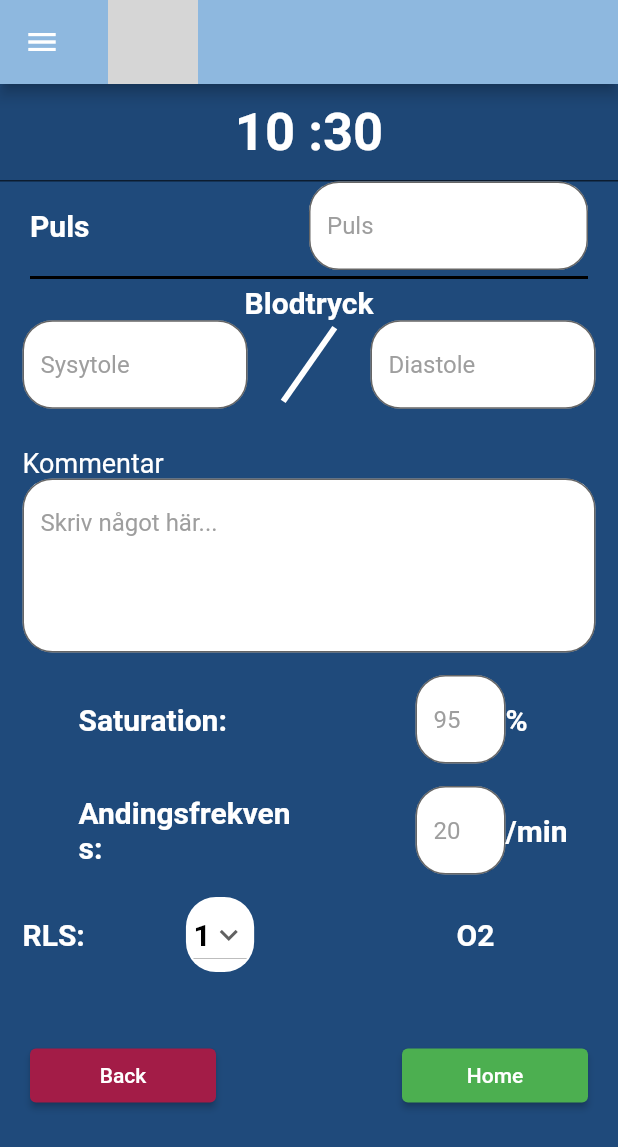
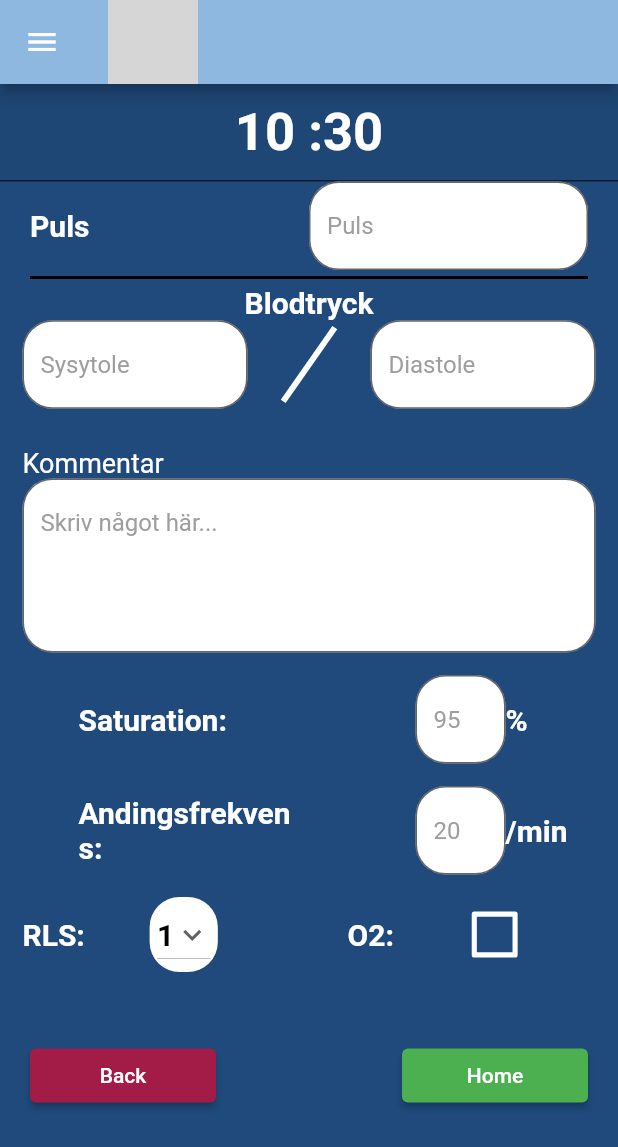
Before and after one commit to pontanVB/RunProof, a Flutter app: the FormPage3 screen opened directly, on a phone screen of 412 x 824 dp. Shown: the top 1147 px of the screen. Run offline on Flutter 3.47's test engine with Material 2 defaults, Android fonts, the phone set to English and light mode, and no system bars; our stand-ins replace drop_shadow_image, firebase_auth, firebase_core, firebase_database, percent_indicator, shared_preferences; accounts and stored records are empty; network calls fail; project files that could hold a hidden picture were left out; grey boxes are pictures that could not be loaded.

Commit message:
add theme in main to make checkbox border white

```diff
--- a/runproof/lib/pages/form_page3.dart
+++ b/runproof/lib/pages/form_page3.dart
@@ -2,11 +2,11 @@
 
 import 'package:flutter/material.dart';
 import 'package:flutter/services.dart';
-import 'package:flutter/src/widgets/framework.dart';
-import 'package:flutter/src/widgets/placeholder.dart';
 import 'package:gbg_varvet/widgets/drawer_widget.dart';
 import 'package:gbg_varvet/pages/form_page_2.dart';
 import 'package:gbg_varvet/pages/home_page.dart';
+import 'package:provider/provider.dart';
+import 'package:gbg_varvet/utils/utils.dart';
 
 class FormPage3 extends StatefulWidget {
   const FormPage3({super.key});
@@ -16,8 +16,12 @@ class FormPage3 extends StatefulWidget {
 }
 
 class _FormPage3State extends State<FormPage3> {
-//droopdown buttion RLS
+  //droopdown buttion RLS
 // Initial Selected Value
+
+  bool isO2mask = false; //patient["isO2mask"];
+  //bool isNotO2mask = false; // patient["isNotO2mask"];
+
   String dropdownvalue = '1';
 
   // List of items in our dropdown menu
@@ -33,12 +37,11 @@ class _FormPage3State extends State<FormPage3> {
   ];
 
   //values checked
-  bool isO2mask = false;
 
   @override
   Widget build(BuildContext context) {
     return Scaffold(
-      backgroundColor: Color.fromARGB(255, 31, 74, 123),
+      //backgroundColor: // Color.fromARGB(255, 31, 74, 123),
       drawer: DrawerWidget(title: "RunProof"),
       appBar: AppBar(
         title: Image.asset('assets/images/runprooflogo.png',
@@ -330,11 +333,35 @@ class _FormPage3State extends State<FormPage3> {
                   ),
                   Spacer(flex: 2),
                   Text(
-                    'O2',
+                    "O2:",
                     style: TextStyle(
                         fontWeight: FontWeight.bold,
                         color: Colors.white,
                         fontSize: 20),
+                  ),
+                  Spacer(flex: 1),
+                  Transform.scale(
+                    scale: 1.7,
+                    child: Checkbox(
+                      autofocus: false,
+                      //selected: false,
+                      value: isO2mask,
+                      onChanged: (bool? value) {
+                        setState(
+                          () {
+                            isO2mask = value!; // ? false : true;
+
+                            //patientsModel.setAttribute(
+                            //    "isNotO2mask", isO2mask);
+                          },
+                        );
+                      },
+
+                      activeColor: Colors.red,
+                      checkColor: Colors.white,
+                      //controlAffinity: ListTileControlAffinity
+                      //   .trailing, //  <-- leading Checkbox
+                    ),
                   ),
                   Spacer(flex: 1),
                 ],
```
Also changed, not shown: runproof/lib/main.dart (+16 -2 lines).
